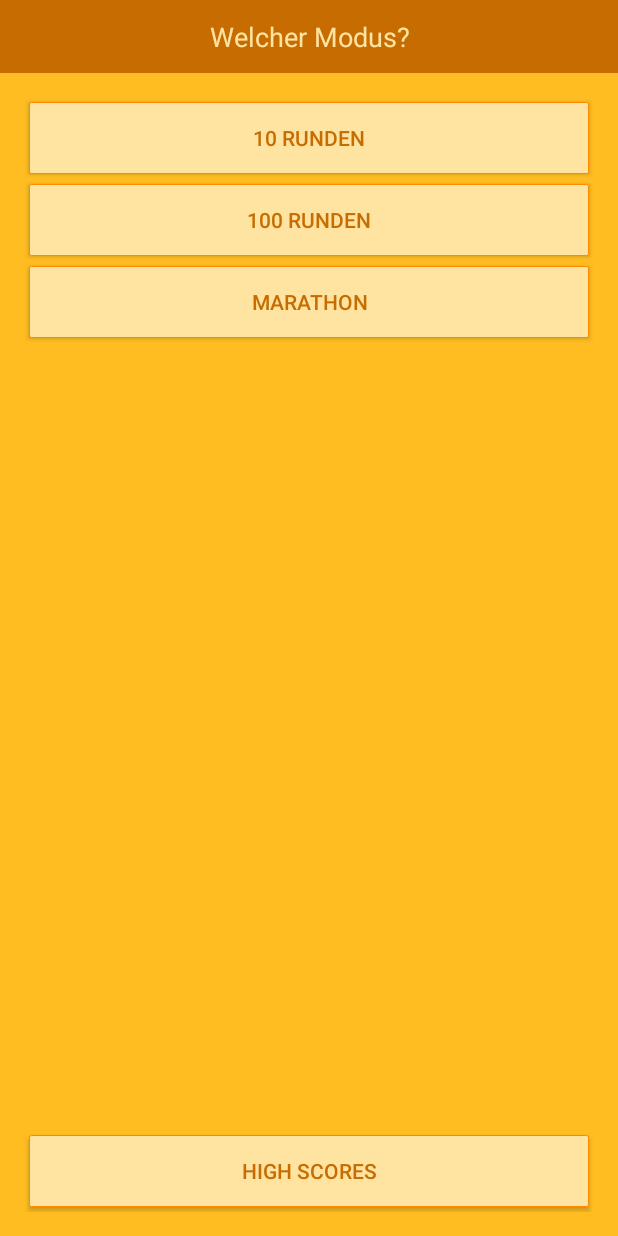
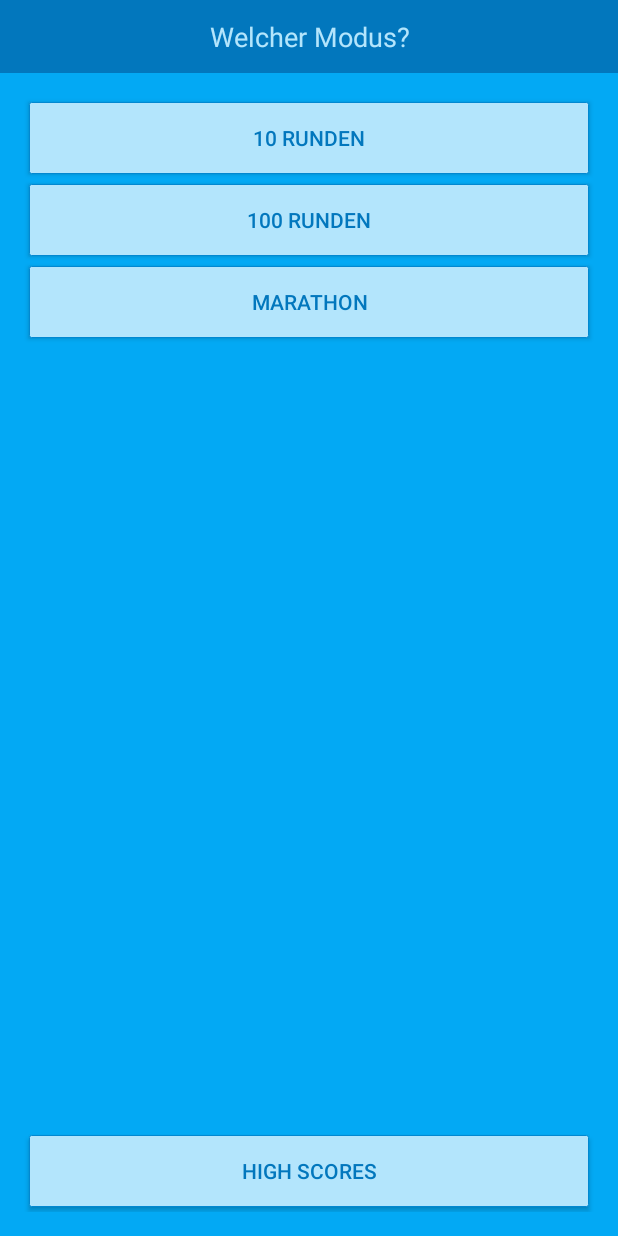
Before and after one commit to schlingel/MentalMathX, an Android app: the layout activity_new_game.xml on its own in the app's theme, with its tools: preview values and no code run, on a phone screen of 412 x 824 dp. Run offline under Robolectric (Android 15) with nearby library versions, the phone set to English and light mode, and no system bars.

Commit message:
Switched to blue color scheme.

```diff
--- a/app/src/main/res/values/color.xml
+++ b/app/src/main/res/values/color.xml
@@ -1,9 +1,8 @@
 <?xml version="1.0" encoding="utf-8"?>
 <resources>
-    <color name="VeryDark">#C66C00</color>
-    <color name="Dark">#FF8A00</color>
-    <color name="Normal">#FFBD21</color>
-    <color name="Light">#FFE3A0</color>
-    <color name="VeryLight">#FFF6DF</color>
-
+    <color name="VeryDark">#0277bd</color>
+    <color name="Dark">#0288d1</color>
+    <color name="Normal">#03a9f4</color>
+    <color name="Light">#b3e5fc</color>
+    <color name="VeryLight">#e1f5fe</color>
 </resources>
```
